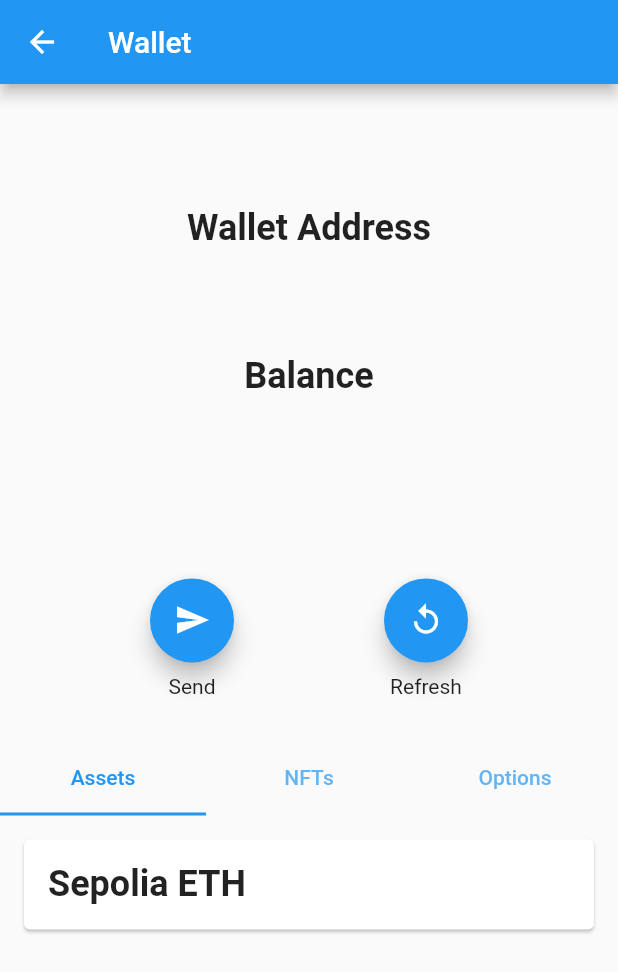
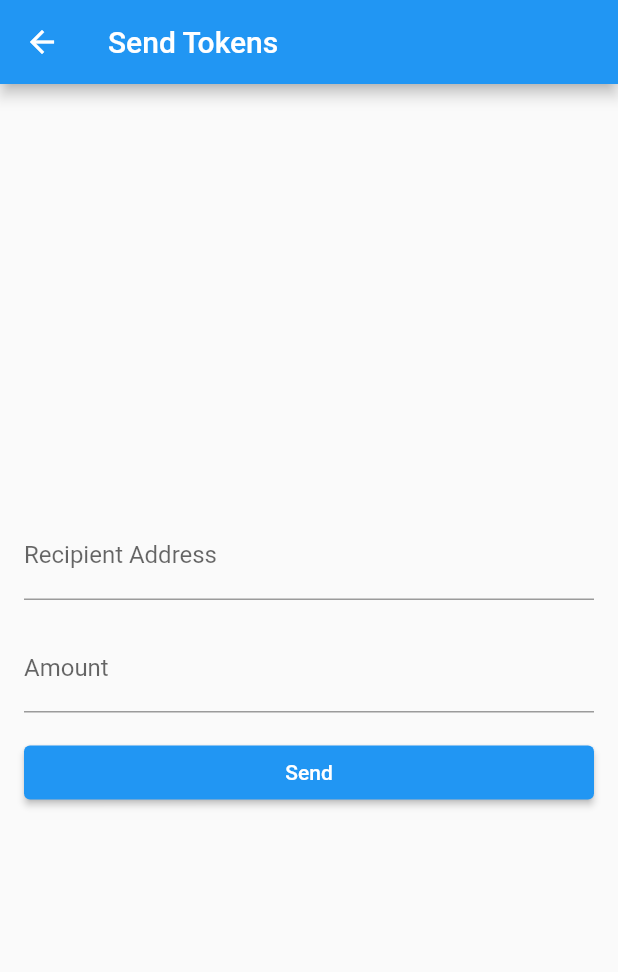
Before and after one commit to cromewar/Web3-Wallet-Flutter, a Flutter app: the WalletPage screen opened directly, after a tap on the "send" icon, on a phone screen of 412 x 824 dp. Shown: the top 972 px of the screen. Run offline on Flutter 3.47's test engine with Material 2 defaults, Android fonts, the phone set to English and light mode, and no system bars; our stand-ins replace hex, shared_preferences; missing offline and left inert: bip39, ed25519_hd_key, web3dart; accounts and stored records are empty; network calls fail.

Commit message:
adding final section

```diff
--- a/lib/components/send_tokens.dart
+++ b/lib/components/send_tokens.dart
@@ -1,2 +1,87 @@
+import 'dart:math';
+
 import 'package:flutter/material.dart';
+import 'package:http/http.dart' as http;
 import 'package:web3dart/web3dart.dart';
+
+class SendTokensPage extends StatelessWidget {
+  final String privateKey;
+  final TextEditingController recipientController = TextEditingController();
+  final TextEditingController amountController = TextEditingController();
+
+  SendTokensPage({Key? key, required this.privateKey}) : super(key: key);
+
+  @override
+  Widget build(BuildContext context) {
+    return Scaffold(
+      appBar: AppBar(
+        title: const Text('Send Tokens'),
+      ),
+      body: Padding(
+        padding: const EdgeInsets.all(16.0),
+        child: Column(
+          mainAxisAlignment: MainAxisAlignment.center,
+          crossAxisAlignment: CrossAxisAlignment.stretch,
+          children: [
+            TextField(
+              controller: recipientController,
+              decoration: const InputDecoration(
+                labelText: 'Recipient Address',
+              ),
+            ),
+            const SizedBox(height: 16.0),
+            TextField(
+              controller: amountController,
+              decoration: const InputDecoration(
+                labelText: 'Amount',
+              ),
+              keyboardType:
+                  const TextInputType.numberWithOptions(decimal: true),
+            ),
+            const SizedBox(height: 16.0),
+            ElevatedButton(
+              onPressed: () {
+                String recipient = recipientController.text;
+                double amount = double.parse(amountController.text);
+                BigInt bigIntValue = BigInt.from(amount * pow(10, 18));
+                print(bigIntValue);
+                EtherAmount ethAmount =
+                    EtherAmount.fromBigInt(EtherUnit.wei, bigIntValue);
+                print(ethAmount);
+                // Convert the amount to EtherAmount
+                sendTransaction(recipient, ethAmount);
+              },
+              child: const Text('Send'),
+            ),
+          ],
+        ),
+      ),
+    );
+  }
+
+  void sendTransaction(String receiver, EtherAmount txValue) async {
+    var apiUrl =
+        "https://eth-sepolia.g.alchemy.com/v2/pWnQvinTe_v-EpTzkdjg2L_G_RPD-s4a"; // Replace with your API
+    // Replace with your API
+    var httpClient = http.Client();
+    var ethClient = Web3Client(apiUrl, httpClient);
+
+    EthPrivateKey credentials = EthPrivateKey.fromHex('0x' + privateKey);
+
+    EtherAmount etherAmount = await ethClient.getBalance(credentials.address);
+    EtherAmount gasPrice = await ethClient.getGasPrice();
+
+    print(etherAmount);
+
+    await ethClient.sendTransaction(
+      credentials,
+      Transaction(
+        to: EthereumAddress.fromHex(receiver),
+        gasPrice: gasPrice,
+        maxGas: 100000,
+        value: txValue,
+      ),
+      chainId: 11155111,
+    );
+  }
+}
--- a/lib/pages/wallet.dart
+++ b/lib/pages/wallet.dart
@@ -5,6 +5,7 @@ import 'package:web3_wallet/pages/create_or_import.dart';
 import 'package:web3dart/web3dart.dart';
 import 'package:web3_wallet/utils/get_balances.dart';
 import 'package:web3_wallet/components/nft_balances.dart';
+import 'package:web3_wallet/components/send_tokens.dart';
 import 'dart:convert';
 
 class WalletPage extends StatefulWidget {
@@ -17,6 +18,7 @@ class WalletPage extends StatefulWidget {
 class _WalletPageState extends State<WalletPage> {
   String walletAddress = '';
   String balance = '';
+  String pvKey = '';
 
   @override
   void initState() {
@@ -34,7 +36,9 @@ class _WalletPageState extends State<WalletPage> {
       print(address.hex);
       setState(() {
         walletAddress = address.hex;
+        pvKey = privateKey;
       });
+      print(pvKey);
       String response = await getBalances(address.hex, 'sepolia');
       dynamic data = json.decode(response);
       String newBalance = data['balance'] ?? '0';
@@ -110,7 +114,12 @@ class _WalletPageState extends State<WalletPage> {
                   FloatingActionButton(
                     heroTag: 'sendButton', // Unique tag for send button
                     onPressed: () {
-                      // Handle send button press
+                      Navigator.push(
+                        context,
+                        MaterialPageRoute(
+                            builder: (context) =>
+                                SendTokensPage(privateKey: pvKey)),
+                      );
                     },
                     child: const Icon(Icons.send),
                   ),
@@ -123,7 +132,9 @@ class _WalletPageState extends State<WalletPage> {
                   FloatingActionButton(
                     heroTag: 'refreshButton', // Unique tag for send button
                     onPressed: () {
-                      // Handle send button press
+                      setState(() {
+                        // Update any necessary state variables or perform any actions to refresh the widget
+                      });
                     },
                     child: const Icon(Icons.replay_outlined),
                   ),
```
Also changed, not shown: lib/utils/global_state.dart (deleted, +0 -12 lines), 3 other files.
